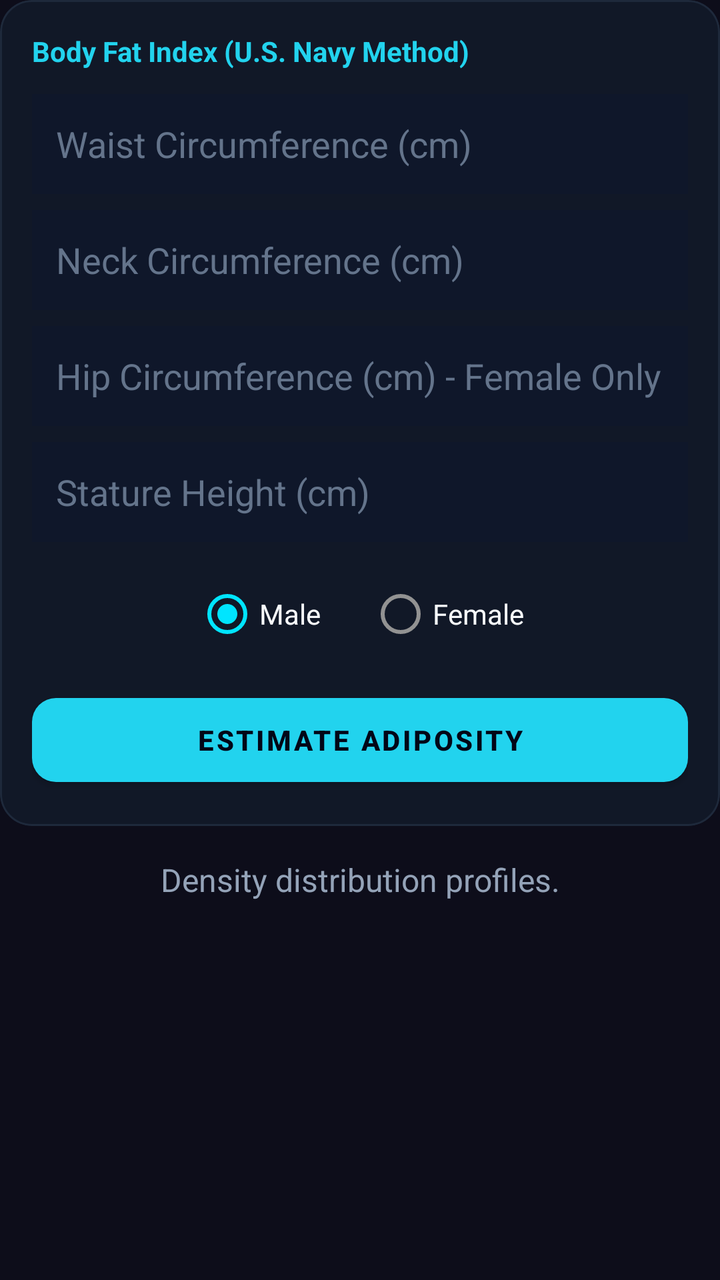
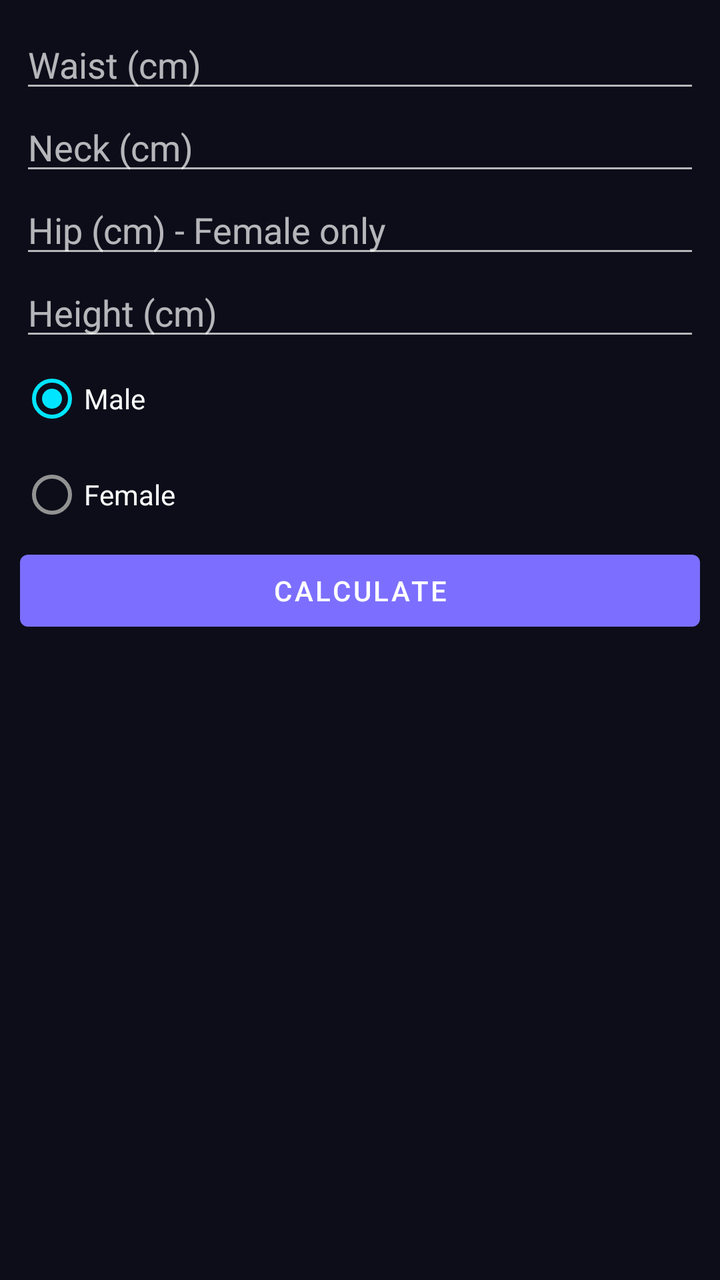

Before-and-after screenshots of an Android layout around one commit, followed by the original layout XML and the change that was made.
<!-- AndroidManifest.xml: application theme Theme.UltraCalc -->
<!-- res/layout/panel_bodyfat.xml -->
<?xml version="1.0" encoding="utf-8"?>
<LinearLayout xmlns:android="http://schemas.android.com/apk/res/android"
    xmlns:app="http://schemas.android.com/apk/res-auto"
    android:layout_width="match_parent"
    android:layout_height="match_parent"
    android:orientation="vertical">

    <com.google.android.material.card.MaterialCardView
        android:layout_width="match_parent"
        android:layout_height="wrap_content"
        app:cardBackgroundColor="#111827"
        app:cardCornerRadius="16dp"
        app:strokeWidth="1dp"
        app:strokeColor="#1E293B"
        app:cardElevation="0dp">

        <LinearLayout
            android:layout_width="match_parent"
            android:layout_height="wrap_content"
            android:orientation="vertical"
            android:padding="16dp">

            <TextView
                android:layout_width="match_parent"
                android:layout_height="wrap_content"
                android:text="Body Fat Index (U.S. Navy Method)"
                android:textColor="#22D3EE"
                android:textSize="14sp"
                android:textStyle="bold"
                android:layout_marginBottom="12dp"/>

            <EditText
                android:id="@+id/etWaist"
                android:layout_width="match_parent"
                android:layout_height="50dp"
                android:background="#0F172A"
                android:hint="Waist Circumference (cm)"
                android:textColorHint="#64748B"
                android:textColor="#F8FAFC"
                android:inputType="numberDecimal"
                android:padding="12dp"
                android:layout_marginBottom="8dp"/>

            <EditText
                android:id="@+id/etNeck"
                android:layout_width="match_parent"
                android:layout_height="50dp"
                android:background="#0F172A"
                android:hint="Neck Circumference (cm)"
                android:textColorHint="#64748B"
                android:textColor="#F8FAFC"
                android:inputType="numberDecimal"
                android:padding="12dp"
                android:layout_marginBottom="8dp"/>

            <EditText
                android:id="@+id/etHip"
                android:layout_width="match_parent"
                android:layout_height="50dp"
                android:background="#0F172A"
                android:hint="Hip Circumference (cm) - Female Only"
                android:textColorHint="#64748B"
                android:textColor="#F8FAFC"
                android:inputType="numberDecimal"
                android:padding="12dp"
                android:layout_marginBottom="8dp"/>

            <EditText
                android:id="@+id/etHeight"
                android:layout_width="match_parent"
                android:layout_height="50dp"
                android:background="#0F172A"
                android:hint="Stature Height (cm)"
                android:textColorHint="#64748B"
                android:textColor="#F8FAFC"
                android:inputType="numberDecimal"
                android:padding="12dp"
                android:layout_marginBottom="12dp"/>

            <RadioGroup
                android:id="@+id/rgGender"
                android:layout_width="match_parent"
                android:layout_height="wrap_content"
                android:orientation="horizontal"
                android:layout_marginBottom="12dp"
                android:gravity="center">
                <RadioButton
                    android:id="@+id/rbMale"
                    android:layout_width="wrap_content"
                    android:layout_height="wrap_content"
                    android:text="Male"
                    android:textColor="#F8FAFC"
                    android:checked="true"
                    android:layout_marginEnd="24dp"/>
                <RadioButton
                    android:id="@+id/rbFemale"
                    android:layout_width="wrap_content"
                    android:layout_height="wrap_content"
                    android:textColor="#F8FAFC"
                    android:text="Female"/>
            </RadioGroup>

            <com.google.android.material.button.MaterialButton
                android:id="@+id/btnCalc"
                android:layout_width="match_parent"
                android:layout_height="54dp"
                android:text="ESTIMATE ADIPOSITY"
                android:textColor="#020617"
                android:textStyle="bold"
                app:backgroundTint="#22D3EE"
                app:cornerRadius="12dp"/>
        </LinearLayout>
    </com.google.android.material.card.MaterialCardView>

    <TextView
        android:id="@+id/tvResult"
        android:layout_width="match_parent"
        android:layout_height="wrap_content"
        android:layout_marginTop="16dp"
        android:text="Density distribution profiles."
        android:textColor="#94A3B8"
        android:textSize="16sp"
        android:gravity="center"/>
</LinearLayout>
<!-- resources referenced by this layout -->
<resources>
  <style name="Theme.UltraCalc" parent="Theme.MaterialComponents.NoActionBar">
          <item name="colorPrimary">@color/primary</item>
          <item name="colorPrimaryVariant">@color/primaryDark</item>
          <item name="colorOnPrimary">@color/white</item>
          <item name="colorSecondary">@color/accentCyan</item>
          <item name="android:windowBackground">@color/bg</item>
          <item name="android:statusBarColor">@color/bg</item>
          <item name="android:navigationBarColor">@color/bg</item>
          <item name="android:windowLightStatusBar">false</item>
      </style>
  <color name="primary">#7C6FFF</color>
  <color name="primaryDark">#5A4FCC</color>
  <color name="white">#FFFFFF</color>
  <color name="accentCyan">#00E5FF</color>
  <color name="bg">#0D0D1A</color>
</resources>

<!-- the commit's change to res/layout/panel_bodyfat.xml (unified diff, before → after) -->
@@ -1,124 +1,15 @@
 <?xml version="1.0" encoding="utf-8"?>
 <LinearLayout xmlns:android="http://schemas.android.com/apk/res/android"
-    xmlns:app="http://schemas.android.com/apk/res-auto"
-    android:layout_width="match_parent"
-    android:layout_height="match_parent"
-    android:orientation="vertical">
-
-    <com.google.android.material.card.MaterialCardView
-        android:layout_width="match_parent"
-        android:layout_height="wrap_content"
-        app:cardBackgroundColor="#111827"
-        app:cardCornerRadius="16dp"
-        app:strokeWidth="1dp"
-        app:strokeColor="#1E293B"
-        app:cardElevation="0dp">
-
-        <LinearLayout
-            android:layout_width="match_parent"
-            android:layout_height="wrap_content"
-            android:orientation="vertical"
-            android:padding="16dp">
-
-            <TextView
-                android:layout_width="match_parent"
-                android:layout_height="wrap_content"
-                android:text="Body Fat Index (U.S. Navy Method)"
-                android:textColor="#22D3EE"
-                android:textSize="14sp"
-                android:textStyle="bold"
-                android:layout_marginBottom="12dp"/>
-
-            <EditText
-                android:id="@+id/etWaist"
-                android:layout_width="match_parent"
-                android:layout_height="50dp"
-                android:background="#0F172A"
-                android:hint="Waist Circumference (cm)"
-                android:textColorHint="#64748B"
-                android:textColor="#F8FAFC"
-                android:inputType="numberDecimal"
-                android:padding="12dp"
-                android:layout_marginBottom="8dp"/>
-
-            <EditText
-                android:id="@+id/etNeck"
-                android:layout_width="match_parent"
-                android:layout_height="50dp"
-                android:background="#0F172A"
-                android:hint="Neck Circumference (cm)"
-                android:textColorHint="#64748B"
-                android:textColor="#F8FAFC"
-                android:inputType="numberDecimal"
-                android:padding="12dp"
-                android:layout_marginBottom="8dp"/>
-
-            <EditText
-                android:id="@+id/etHip"
-                android:layout_width="match_parent"
-                android:layout_height="50dp"
-                android:background="#0F172A"
-                android:hint="Hip Circumference (cm) - Female Only"
-                android:textColorHint="#64748B"
-                android:textColor="#F8FAFC"
-                android:inputType="numberDecimal"
-                android:padding="12dp"
-                android:layout_marginBottom="8dp"/>
-
-            <EditText
-                android:id="@+id/etHeight"
-                android:layout_width="match_parent"
-                android:layout_height="50dp"
-                android:background="#0F172A"
-                android:hint="Stature Height (cm)"
-                android:textColorHint="#64748B"
-                android:textColor="#F8FAFC"
-                android:inputType="numberDecimal"
-                android:padding="12dp"
-                android:layout_marginBottom="12dp"/>
-
-            <RadioGroup
-                android:id="@+id/rgGender"
-                android:layout_width="match_parent"
-                android:layout_height="wrap_content"
-                android:orientation="horizontal"
-                android:layout_marginBottom="12dp"
-                android:gravity="center">
-                <RadioButton
-                    android:id="@+id/rbMale"
-                    android:layout_width="wrap_content"
-                    android:layout_height="wrap_content"
-                    android:text="Male"
-                    android:textColor="#F8FAFC"
-                    android:checked="true"
-                    android:layout_marginEnd="24dp"/>
-                <RadioButton
-                    android:id="@+id/rbFemale"
-                    android:layout_width="wrap_content"
-                    android:layout_height="wrap_content"
-                    android:textColor="#F8FAFC"
-                    android:text="Female"/>
-            </RadioGroup>
-
-            <com.google.android.material.button.MaterialButton
-                android:id="@+id/btnCalc"
-                android:layout_width="match_parent"
-                android:layout_height="54dp"
-                android:text="ESTIMATE ADIPOSITY"
-                android:textColor="#020617"
-                android:textStyle="bold"
-                app:backgroundTint="#22D3EE"
-                app:cornerRadius="12dp"/>
-        </LinearLayout>
-    </com.google.android.material.card.MaterialCardView>
-
-    <TextView
-        android:id="@+id/tvResult"
-        android:layout_width="match_parent"
-        android:layout_height="wrap_content"
-        android:layout_marginTop="16dp"
-        android:text="Density distribution profiles."
-        android:textColor="#94A3B8"
-        android:textSize="16sp"
-        android:gravity="center"/>
+    android:layout_width="match_parent" android:layout_height="wrap_content"
+    android:orientation="vertical" android:padding="10dp">
+    <EditText android:id="@+id/etWaist" android:layout_width="match_parent" android:layout_height="wrap_content" android:hint="Waist (cm)" android:inputType="numberDecimal"/>
+    <EditText android:id="@+id/etNeck" android:layout_width="match_parent" android:layout_height="wrap_content" android:hint="Neck (cm)" android:inputType="numberDecimal"/>
+    <EditText android:id="@+id/etHip" android:layout_width="match_parent" android:layout_height="wrap_content" android:hint="Hip (cm) - Female only" android:inputType="numberDecimal"/>
+    <EditText android:id="@+id/etHeight" android:layout_width="match_parent" android:layout_height="wrap_content" android:hint="Height (cm)" android:inputType="numberDecimal"/>
+    <RadioGroup android:id="@+id/rgGender" android:layout_width="match_parent" android:layout_height="wrap_content">
+        <RadioButton android:layout_width="wrap_content" android:layout_height="wrap_content" android:text="Male" android:checked="true"/>
+        <RadioButton android:layout_width="wrap_content" android:layout_height="wrap_content" android:text="Female"/>
+    </RadioGroup>
+    <Button android:id="@+id/btnCalc" android:layout_width="match_parent" android:layout_height="wrap_content" android:text="Calculate"/>
+    <TextView android:id="@+id/tvResult" android:layout_width="match_parent" android:layout_height="wrap_content" android:paddingTop="10dp"/>
 </LinearLayout>
